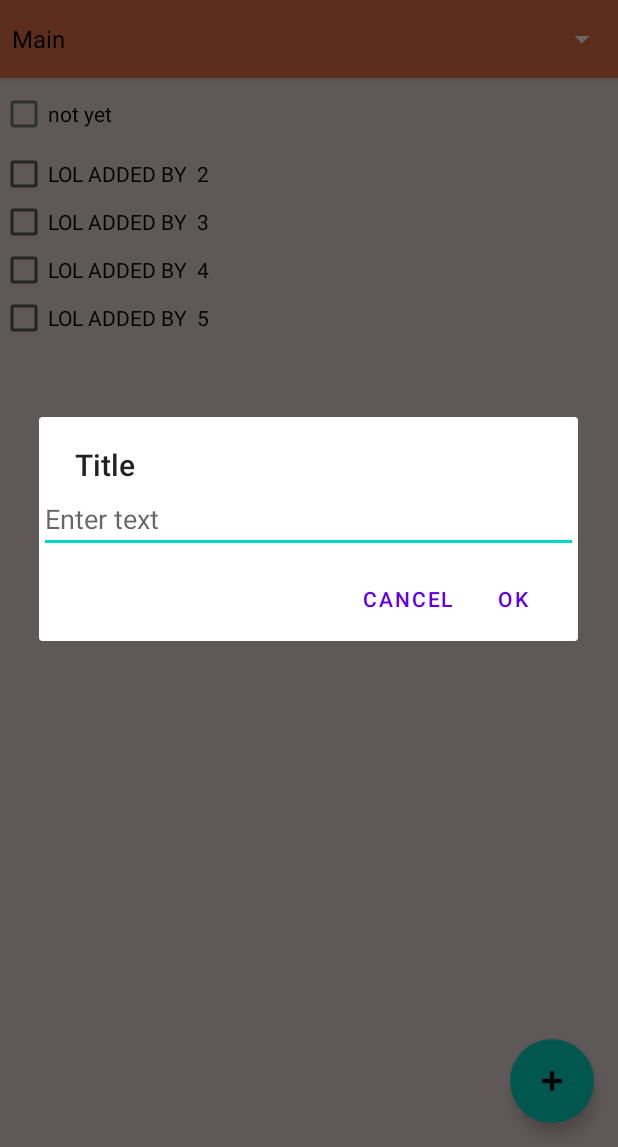
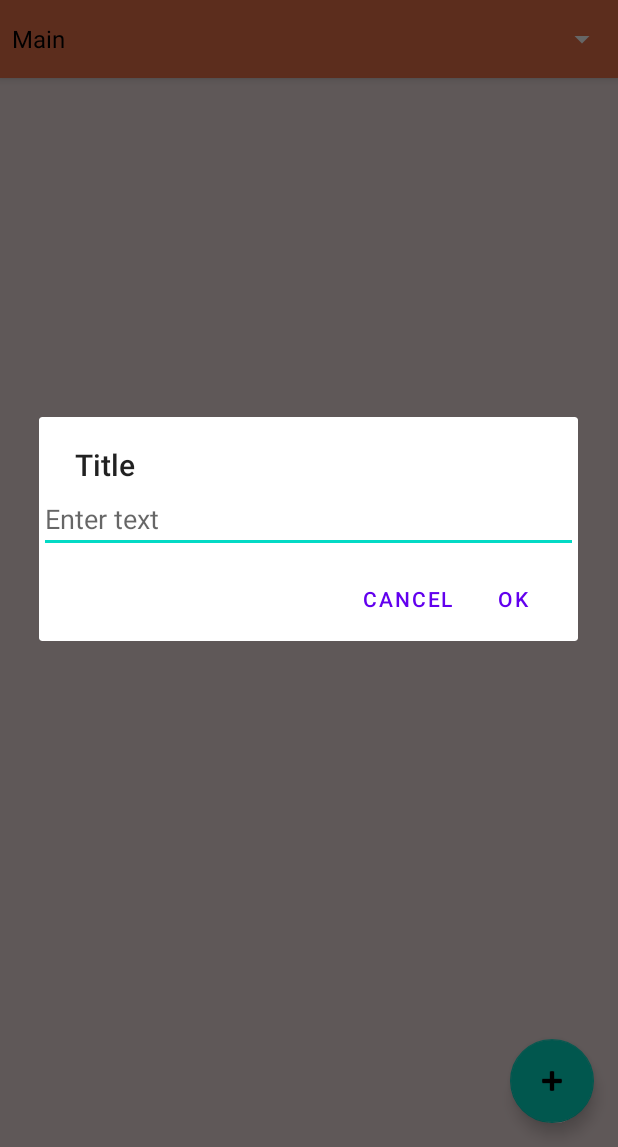
Before and after one commit to sleepsim/359-Personal-Project, an Android app: the screen it shows after launch (MainActivity), after a tap on an icon or button, on a phone screen of 412 x 824 dp, the part 89-1236 px from its top. Run offline under Robolectric (Android 15) with nearby library versions, the phone set to English and light mode, and no system bars; 2 other taps on this screen came first.

Commit message:
Removed placeholder tester 2

```diff
--- a/app/src/main/java/com/example/a359personalproject/MainActivity.kt
+++ b/app/src/main/java/com/example/a359personalproject/MainActivity.kt
@@ -30,15 +30,8 @@ class MainActivity : AppCompatActivity() {
 
         //Runs if no saved data
         if(savedInstanceState == null) {
-            //2 Main important categories
+            //Default category
             categories.add(ListCategory("Main"))
-            categories.add(ListCategory("Trash"))
-            categories.get(0).addItem("LOL ADDED BY MAIN ACTIVITY")
-            categories.get(0).addItem("LOL ADDED BY  2")
-            categories.get(0).addItem("LOL ADDED BY  3")
-            categories.get(0).addItem("LOL ADDED BY  4")
-            categories.get(0).addItem("LOL ADDED BY  5")
-
 
             currentCategory = categories.get(0)
             //initialize
@@ -56,14 +49,6 @@ class MainActivity : AppCompatActivity() {
         val addNewCatButton = findViewById<FloatingActionButton>(R.id.addCategoryButton)
         addNewCatButton.setOnClickListener {
             showInputBoxCat()
-//            categories.add(ListCategory("newly added"))
-//            clearAdapter()
-//            initializeApp()
-//            for (f in categoryNames){
-//                Log.i("CATNAMES", f.toString())
-//            }
-//            Log.i("endOfArr", "END")
-//            Log.i("CATNAME2", "In text is" + in_Text)
         }
 
         //Changes the data depending on selected spinner item
--- a/app/src/main/res/layout/fragment_main.xml
+++ b/app/src/main/res/layout/fragment_main.xml
@@ -11,14 +11,6 @@
         android:id="@+id/linearLayout"
         android:layout_width="match_parent"
         android:layout_height="match_parent"
-        android:orientation="vertical">
-
-        <CheckBox
-            android:id="@+id/checkBoxTester"
-            android:layout_width="match_parent"
-            android:layout_height="wrap_content"
-            android:text="not yet" />
-
-    </LinearLayout>
+        android:orientation="vertical"/>
 
 </FrameLayout>
```
